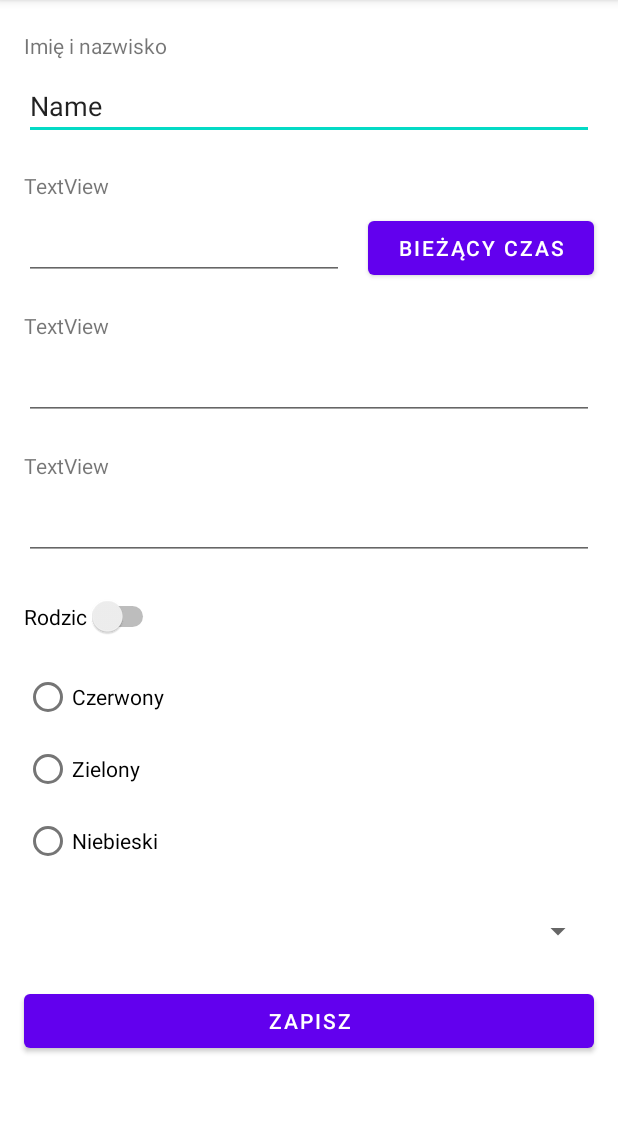
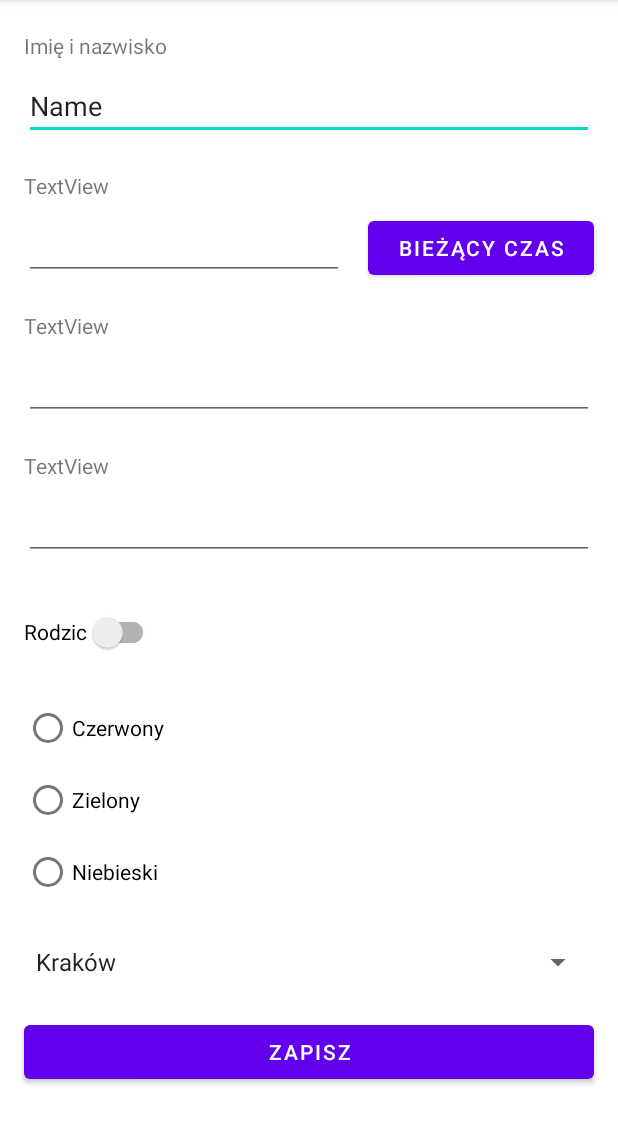
Before and after one commit to record-it/techelf-android-course, an Android app: the ConstraintLayoutActivity screen opened directly, with no data from a screen before it, on a phone screen of 412 x 824 dp, the part 84-1228 px from its top. Run offline under Robolectric (Android 15) with nearby library versions, the phone set to English and light mode, and no system bars.

Commit message:
scrollView

```diff
--- a/app/src/main/java/pl/recordit/examples/techlif/first/ConstraintLayoutActivity.java
+++ b/app/src/main/java/pl/recordit/examples/techlif/first/ConstraintLayoutActivity.java
@@ -1,21 +1,35 @@
 package pl.recordit.examples.techlif.first;
 
 import androidx.appcompat.app.AppCompatActivity;
+import androidx.appcompat.widget.SwitchCompat;
 
 import android.os.Bundle;
 import android.text.Editable;
 import android.text.TextWatcher;
 import android.util.Log;
+import android.widget.Button;
 import android.widget.EditText;
+import android.widget.RadioGroup;
+import android.widget.Spinner;
+import android.widget.Switch;
 
 public class ConstraintLayoutActivity extends AppCompatActivity {
     private EditText timeEditText;
+    private SwitchCompat switchParent;
+    private RadioGroup radioGroupColors;
+    private Spinner spinnerCity;
+    private Button submitButton;
 
     @Override
     protected void onCreate(Bundle savedInstanceState) {
         super.onCreate(savedInstanceState);
         setContentView(R.layout.activity_constraint_layout);
         timeEditText = findViewById(R.id.editTextTime);
+        switchParent = findViewById(R.id.switch1);
+        radioGroupColors = findViewById(R.id.radioGroup);
+        spinnerCity = findViewById(R.id.spinner);
+        submitButton = findViewById(R.id.button);
+
         timeEditText.addTextChangedListener(new TextWatcher() {
             @Override
             public void beforeTextChanged(CharSequence charSequence, int i, int i1, int i2) {
@@ -36,5 +50,11 @@ public class ConstraintLayoutActivity extends AppCompatActivity {
 
             }
         });
+        submitButton.setOnClickListener(v -> {
+            Log.i("APP", "Is Parent " + switchParent.isChecked());
+            Log.i("APP", "Selected color " + radioGroupColors.getCheckedRadioButtonId());
+            Log.i("APP", "Selected city " + spinnerCity.getSelectedItem().toString());
+
+        });
     }
 }
--- a/app/src/main/res/layout/activity_constraint_layout.xml
+++ b/app/src/main/res/layout/activity_constraint_layout.xml
@@ -1,4 +1,11 @@
 <?xml version="1.0" encoding="utf-8"?>
+<LinearLayout
+    android:layout_width="match_parent"
+    android:layout_height="match_parent"
+    xmlns:android="http://schemas.android.com/apk/res/android">
+<ScrollView
+    android:layout_height="match_parent"
+    android:layout_width="match_parent">
     <androidx.constraintlayout.widget.ConstraintLayout xmlns:android="http://schemas.android.com/apk/res/android"
         xmlns:app="http://schemas.android.com/apk/res-auto"
         xmlns:tools="http://schemas.android.com/tools"
@@ -112,8 +119,8 @@
             android:layout_width="wrap_content"
             android:layout_height="wrap_content"
             android:layout_marginBottom="8dp"
+            android:labelFor="@id/editTextTextEmailAddress"
             android:text="TextView"
-        android:labelFor="@id/editTextTextEmailAddress"
             app:layout_constraintBottom_toTopOf="@+id/editTextTextEmailAddress"
             app:layout_constraintStart_toStartOf="@+id/editTextTextEmailAddress" />
 
@@ -122,12 +129,12 @@
             android:layout_width="wrap_content"
             android:layout_height="wrap_content"
             android:layout_marginBottom="8dp"
+            android:labelFor="@id/editTextPhone"
             android:text="TextView"
-        android:labelFor="@id/editTextPhone"
             app:layout_constraintBottom_toTopOf="@+id/editTextPhone"
             app:layout_constraintStart_toStartOf="@+id/editTextPhone" />
 
-    <Switch
+        <androidx.appcompat.widget.SwitchCompat
             android:id="@+id/switch1"
             android:layout_width="wrap_content"
             android:layout_height="wrap_content"
@@ -148,17 +155,17 @@
             <RadioButton
                 android:layout_width="match_parent"
                 android:layout_height="wrap_content"
-            android:text="Czerwony"></RadioButton>
+                android:text="Czerwony" />
 
             <RadioButton
                 android:layout_width="match_parent"
                 android:layout_height="wrap_content"
-            android:text="Zielony"></RadioButton>
+                android:text="Zielony" />
 
             <RadioButton
                 android:layout_width="match_parent"
                 android:layout_height="wrap_content"
-            android:text="Niebieski"></RadioButton>
+                android:text="Niebieski" />
         </RadioGroup>
 
         <Spinner
@@ -166,10 +173,11 @@
             android:layout_width="0dp"
             android:layout_height="wrap_content"
             android:layout_marginTop="24dp"
+            android:entries="@array/cities"
             app:layout_constraintEnd_toStartOf="@+id/guideline3"
             app:layout_constraintHorizontal_bias="0.0"
             app:layout_constraintStart_toStartOf="@+id/guideline2"
             app:layout_constraintTop_toBottomOf="@+id/radioGroup" />
-
-
     </androidx.constraintlayout.widget.ConstraintLayout>
+</ScrollView>
+</LinearLayout>
--- a/app/src/main/res/values/strings.xml
+++ b/app/src/main/res/values/strings.xml
@@ -4,4 +4,9 @@
     <string name="constraint_layout_label_button_reset">Bieżący czas</string>
     <string name="constraint_layout_label_button_submit">Zapisz</string>
     <string name="constraint_layout_label_name_input">Imię i nazwisko</string>
+    <string-array name="cities">
+        <item>Kraków</item>
+        <item>Wrocław</item>
+        <item>Poznań</item>
+    </string-array>
 </resources>
```
Lines whose indentation alone changed are shown as unchanged.
